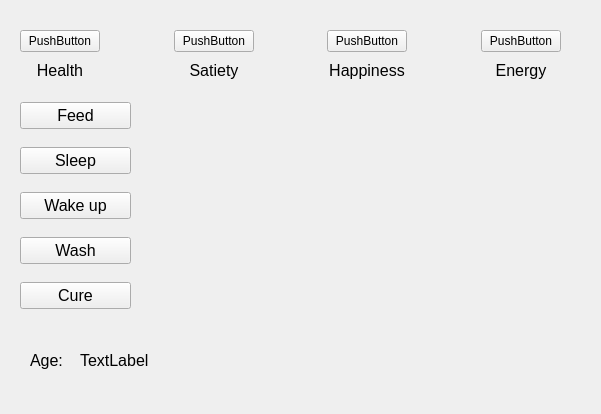
The window that gamescreen.ui (v1com/tamagotchi) describes before a commit, drawn with Qt 5.
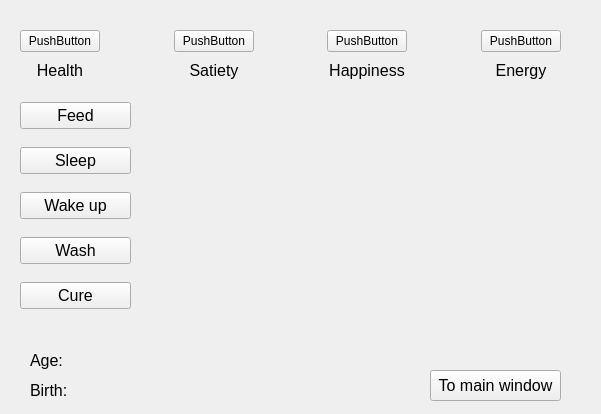
The same window after the commit. Custom widgets are drawn as their Qt base class.

The edit to the form file:
```diff
--- a/gamescreen.ui
+++ b/gamescreen.ui
@@ -310,7 +310,61 @@
     </font>
    </property>
    <property name="text">
-    <string>TextLabel</string>
+    <string/>
+   </property>
+  </widget>
+  <widget class="QPushButton" name="toMainBtn">
+   <property name="geometry">
+    <rect>
+     <x>430</x>
+     <y>370</y>
+     <width>131</width>
+     <height>31</height>
+    </rect>
+   </property>
+   <property name="font">
+    <font>
+     <pointsize>12</pointsize>
+    </font>
+   </property>
+   <property name="text">
+    <string>To main window</string>
+   </property>
+  </widget>
+  <widget class="QLabel" name="label_6">
+   <property name="geometry">
+    <rect>
+     <x>30</x>
+     <y>380</y>
+     <width>41</width>
+     <height>21</height>
+    </rect>
+   </property>
+   <property name="font">
+    <font>
+     <pointsize>12</pointsize>
+    </font>
+   </property>
+   <property name="text">
+    <string>Birth:</string>
+   </property>
+  </widget>
+  <widget class="QLabel" name="birthLbl">
+   <property name="geometry">
+    <rect>
+     <x>80</x>
+     <y>380</y>
+     <width>161</width>
+     <height>21</height>
+    </rect>
+   </property>
+   <property name="font">
+    <font>
+     <pointsize>12</pointsize>
+    </font>
+   </property>
+   <property name="text">
+    <string/>
    </property>
   </widget>
  </widget>
```
